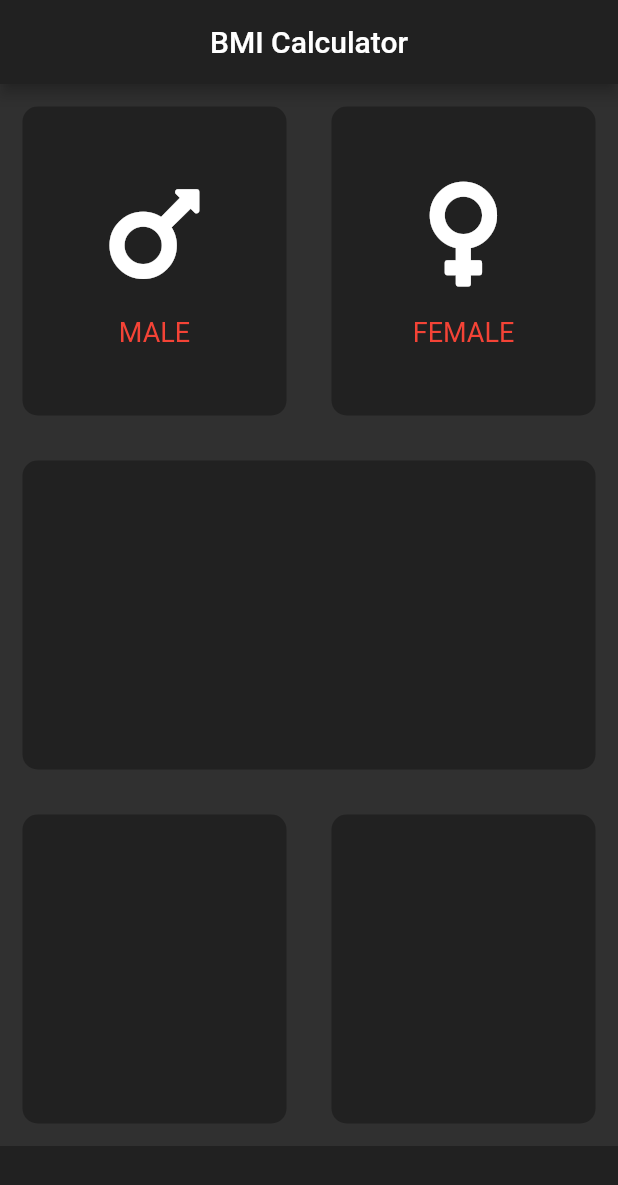
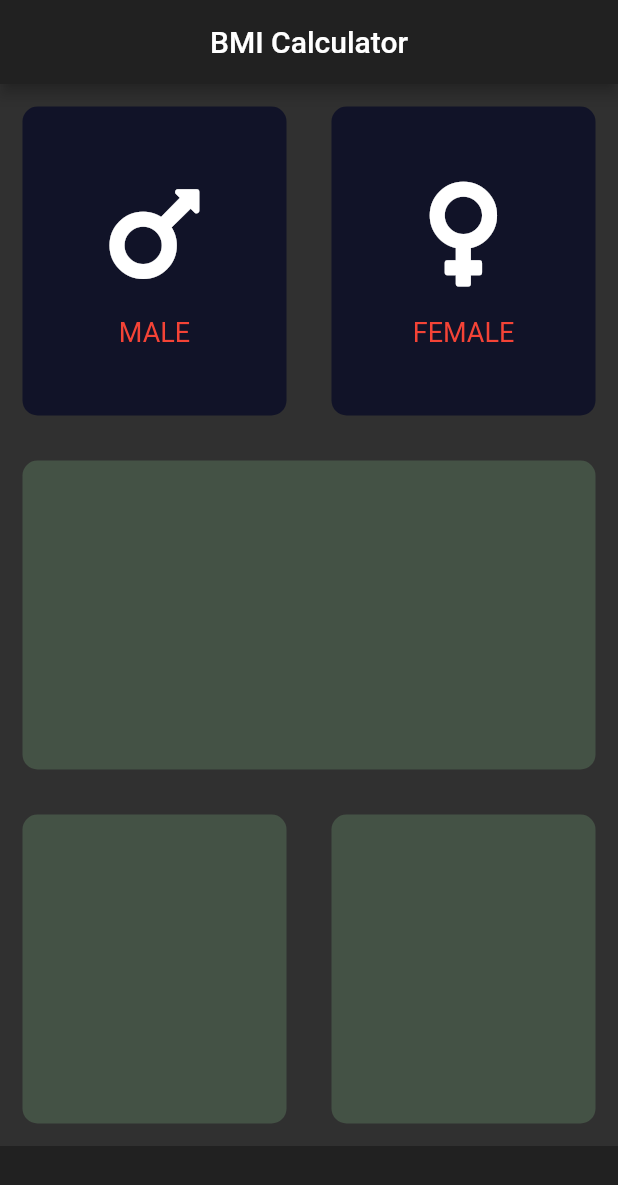
Before and after one commit to AbhijithGo/BMI_Calculator, a Flutter app: the screen it shows after launch, on a phone screen of 412 x 824 dp. Shown: the top 1185 px of the screen. Run offline on Flutter 3.47's test engine with Material 2 defaults, Android fonts, the phone set to English and light mode, and no system bars; our stand-ins replace font_awesome_flutter.

```diff
--- a/lib/input_page.dart
+++ b/lib/input_page.dart
@@ -3,8 +3,14 @@ import 'package:font_awesome_flutter/font_awesome_flutter.dart';
 import 'icon_content.dart';
 import 'reusable_card.dart';
 
+enum Gender{
+  male,
+  female,
+}
+
 const bottomContainerHeight = 60.0;
-const activeCardColor = Color(0xFF212121);
+const activeCardColor = Color(0xFF445245);
+const inactiveCardColour = Color(0xFF111328);
 const bottomContainerColor = Color(0xFF212121);
 
 class InputPage extends StatefulWidget {
@@ -13,6 +19,9 @@ class InputPage extends StatefulWidget {
 }
 
 class _InputPageState extends State<InputPage> {
+
+  Gender selectedGender;
+
   @override
   Widget build(BuildContext context) {
     return Scaffold(
@@ -26,15 +35,29 @@ class _InputPageState extends State<InputPage> {
               child: Row(
                 children: <Widget>[
                   Expanded(
-                    child: ReusableCard(
-                      colour: activeCardColor,
-                      cardChild: IconContent(icon: FontAwesomeIcons.mars, label: "MALE",),
+                    child: GestureDetector(
+                      onTap: (){
+                        setState(() {
+                          selectedGender = Gender.male;
+                        });
+                      },
+                      child: ReusableCard(
+                        colour: selectedGender == Gender.male ? activeCardColor : inactiveCardColour ,
+                        cardChild: IconContent(icon: FontAwesomeIcons.mars, label: "MALE",),
+                      ),
                     ),
                   ),
                   Expanded(
-                    child: ReusableCard(
-                      colour: activeCardColor,
-                      cardChild: IconContent(icon: FontAwesomeIcons.venus, label: "FEMALE",),
+                    child: GestureDetector(
+                      onTap: (){
+                        setState(() {
+                          selectedGender = Gender.female;
+                        });
+                      },
+                      child: ReusableCard(
+                        colour: selectedGender == Gender.female ? activeCardColor : inactiveCardColour ,
+                        cardChild: IconContent(icon: FontAwesomeIcons.venus, label: "FEMALE",),
+                      ),
                     ),
                   )
                 ],
```
